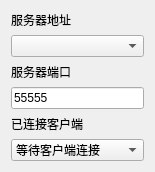
Qt form src/TcpServer/TcpServerSAKIODeviceControler.ui (x-tools-author/x-tools) before a commit.
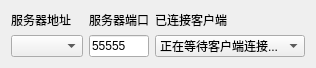
The same form after that commit.

What changed in the file:
```diff
--- a/src/TcpServer/TcpServerSAKIODeviceControler.ui
+++ b/src/TcpServer/TcpServerSAKIODeviceControler.ui
@@ -6,29 +6,32 @@
    <rect>
     <x>0</x>
     <y>0</y>
-    <width>155</width>
-    <height>144</height>
+    <width>309</width>
+    <height>56</height>
    </rect>
   </property>
   <property name="windowTitle">
    <string>Form</string>
   </property>
   <layout class="QGridLayout" name="gridLayout">
-   <item row="2" column="0" colspan="2">
+   <item row="0" column="0">
+    <widget class="QLabel" name="label">
+     <property name="text">
+      <string>服务器地址</string>
+     </property>
+    </widget>
+   </item>
+   <item row="1" column="0">
+    <widget class="QComboBox" name="comboBoxServerHostAddress"/>
+   </item>
+   <item row="0" column="1">
     <widget class="QLabel" name="label_2">
      <property name="text">
       <string>服务器端口</string>
      </property>
     </widget>
    </item>
-   <item row="4" column="0" colspan="2">
-    <widget class="QLabel" name="label_4">
-     <property name="text">
-      <string>已连接客户端</string>
-     </property>
-    </widget>
-   </item>
-   <item row="3" column="0" colspan="2">
+   <item row="1" column="1">
     <widget class="QLineEdit" name="lineEditServerPort">
      <property name="sizePolicy">
       <sizepolicy hsizetype="Preferred" vsizetype="Fixed">
@@ -41,25 +44,28 @@
      </property>
     </widget>
    </item>
-   <item row="5" column="0" colspan="2">
+   <item row="0" column="2">
+    <widget class="QLabel" name="label_4">
+     <property name="text">
+      <string>已连接客户端</string>
+     </property>
+    </widget>
+   </item>
+   <item row="1" column="2">
     <widget class="QComboBox" name="comboBoxClients">
+     <property name="minimumSize">
+      <size>
+       <width>150</width>
+       <height>0</height>
+      </size>
+     </property>
      <item>
       <property name="text">
-       <string>等待客户端连接</string>
+       <string>正在等待客户端连接...</string>
       </property>
      </item>
     </widget>
    </item>
-   <item row="1" column="0" colspan="2">
-    <widget class="QComboBox" name="comboBoxServerHostAddress"/>
-   </item>
-   <item row="0" column="0" colspan="2">
-    <widget class="QLabel" name="label">
-     <property name="text">
-      <string>服务器地址</string>
-     </property>
-    </widget>
-   </item>
   </layout>
  </widget>
  <resources/>
```
